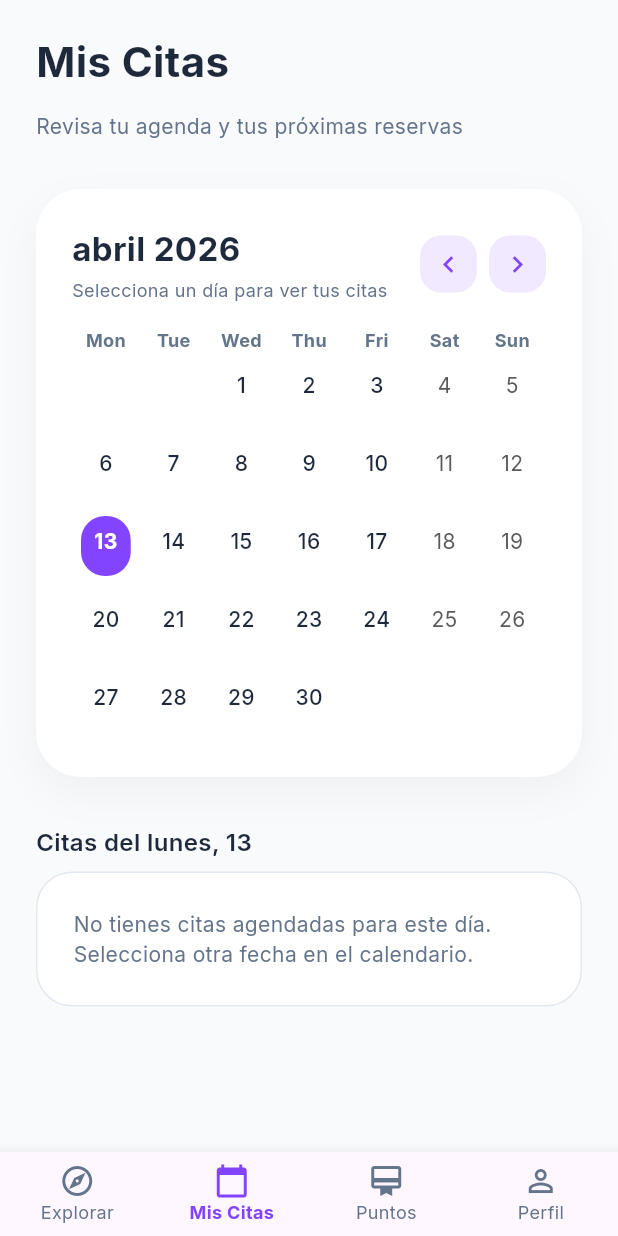
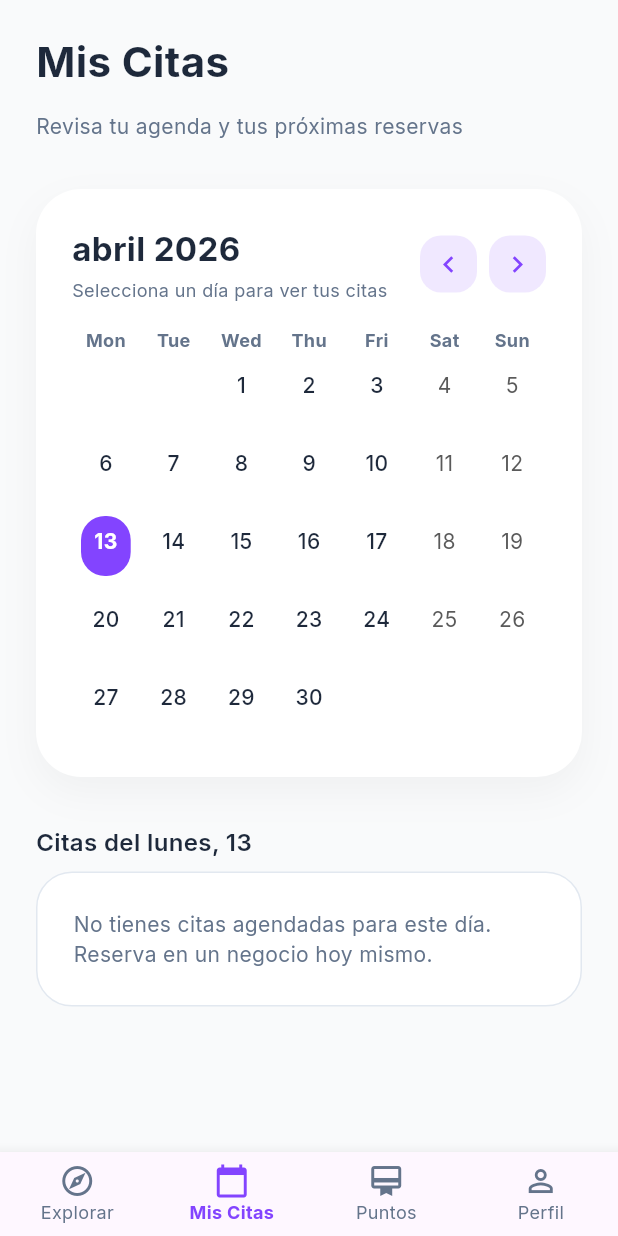
Before and after one commit to jvaldez003/sistema-gestion-servicios-multiplataforma, a Flutter app: the screen it shows once a user with an empty profile is signed in, item 2 of the bottom bar chosen, on a phone screen of 412 x 824 dp. Run offline on Flutter 3.47's test engine with Material 3 defaults, Android fonts, the light colour scheme and no system bars; drawn by our look-alikes of table_calendar; our stand-ins replace cloud_firestore, firebase_auth, firebase_core, flutter_riverpod, font_awesome_flutter, google_fonts and 2 more; accounts and stored records are empty.

Commit message:
se hicieros ajsutes para mejor el desbordamiento y se implemento la reserva de citas

```diff
--- /dev/null
+++ b/lib/features/home/domain/models/booking.dart
@@ -0,0 +1,70 @@
+import 'package:cloud_firestore/cloud_firestore.dart';
+
+enum BookingStatus {
+  pending,
+  confirmed,
+  cancelled,
+  completed,
+}
+
+class Booking {
+  final String id;
+  final String businessId;
+  final String businessName;
+  final String userId;
+  final String userName;
+  final String serviceName;
+  final double price;
+  final DateTime date;
+  final String time;
+  final BookingStatus status;
+  final DateTime createdAt;
+
+  Booking({
+    required this.id,
+    required this.businessId,
+    required this.businessName,
+    required this.userId,
+    required this.userName,
+    required this.serviceName,
+    required this.price,
+    required this.date,
+    required this.time,
+    this.status = BookingStatus.pending,
+    DateTime? createdAt,
+  }) : createdAt = createdAt ?? DateTime.now();
+
+  Map<String, dynamic> toMap() {
+    return {
+      'businessId': businessId,
+      'businessName': businessName,
+      'userId': userId,
+      'userName': userName,
+      'serviceName': serviceName,
+      'price': price,
+      'date': Timestamp.fromDate(date),
+      'time': time,
+      'status': status.name,
+      'createdAt': FieldValue.serverTimestamp(),
+    };
+  }
+
+  factory Booking.fromMap(String id, Map<String, dynamic> map) {
+    return Booking(
+      id: id,
+      businessId: map['businessId'] ?? '',
+      businessName: map['businessName'] ?? '',
+      userId: map['userId'] ?? '',
+      userName: map['userName'] ?? '',
+      serviceName: map['serviceName'] ?? '',
+      price: (map['price'] ?? 0.0).toDouble(),
+      date: (map['date'] as Timestamp).toDate(),
+      time: map['time'] ?? '',
+      status: BookingStatus.values.firstWhere(
+        (e) => e.name == map['status'],
+        orElse: () => BookingStatus.pending,
+      ),
+      createdAt: (map['createdAt'] as Timestamp?)?.toDate(),
+    );
+  }
+}
--- /dev/null
+++ b/lib/features/home/presentation/providers/booking_providers.dart
@@ -0,0 +1,20 @@
+import 'package:flutter_riverpod/flutter_riverpod.dart';
+import 'package:sistema_gestion_servicios_multiplataforma/features/home/data/repositories/firebase_booking_repository.dart';
+import 'package:sistema_gestion_servicios_multiplataforma/features/home/domain/models/booking.dart';
+import 'package:sistema_gestion_servicios_multiplataforma/features/auth/presentation/providers/auth_providers.dart';
+
+final bookingRepositoryProvider = Provider<FirebaseBookingRepository>((ref) {
+  return FirebaseBookingRepository();
+});
+
+final userBookingsProvider = StreamProvider<List<Booking>>((ref) {
+  final authState = ref.watch(authStateProvider);
+  final user = authState.value;
+  if (user == null) return Stream.value([]);
+
+  return ref.watch(bookingRepositoryProvider).getUserBookings(user.id);
+});
+
+final businessBookingsProvider = StreamProvider.family<List<Booking>, String>((ref, businessId) {
+  return ref.watch(bookingRepositoryProvider).getBusinessBookings(businessId);
+});
--- a/lib/features/home/presentation/widgets/appointments_tab.dart
+++ b/lib/features/home/presentation/widgets/appointments_tab.dart
@@ -1,35 +1,24 @@
 import 'package:flutter/material.dart';
+import 'package:flutter_riverpod/flutter_riverpod.dart';
 import 'package:intl/intl.dart';
 import 'package:table_calendar/table_calendar.dart';
 
 import '../../../../core/theme/app_colors.dart';
 import '../../../../core/theme/app_spacing.dart';
 import '../../../../core/theme/app_typography.dart';
+import '../providers/booking_providers.dart';
+import '../../domain/models/booking.dart';
 
-class AppointmentsTab extends StatefulWidget {
+class AppointmentsTab extends ConsumerStatefulWidget {
   const AppointmentsTab({super.key});
 
   @override
-  State<AppointmentsTab> createState() => _AppointmentsTabState();
+  ConsumerState<AppointmentsTab> createState() => _AppointmentsTabState();
 }
 
-class _AppointmentsTabState extends State<AppointmentsTab> {
+class _AppointmentsTabState extends ConsumerState<AppointmentsTab> {
   DateTime _focusedDay = DateTime.now();
   DateTime _selectedDate = DateTime.now();
-
-  // El calendario es de solo lectura. Las citas deben venir de datos reales,
-  // no se generan ni se crean aquí en el widget.
-  final Map<DateTime, List<Appointment>> _appointments = {};
-
-  // Devuelve las citas que corresponden a la fecha actualmente seleccionada.
-  List<Appointment> get _selectedAppointments {
-    return _appointments[_normalizeDate(_selectedDate)] ?? [];
-  }
-
-  // TableCalendar usa este cargador de eventos para marcar fechas con citas.
-  List<Appointment> _getEventsForDay(DateTime day) {
-    return _appointments[_normalizeDate(day)] ?? [];
-  }
 
   DateTime _normalizeDate(DateTime date) {
     return DateTime(date.year, date.month, date.day);
@@ -37,7 +26,6 @@ class _AppointmentsTabState extends State<AppointmentsTab> {
 
   void _changeMonth(int offset) {
     setState(() {
-      // Cambia el mes mostrado en el calendario cuando el usuario toca los chevrons.
       _focusedDay = DateTime(
         _focusedDay.year,
         _focusedDay.month + offset,
@@ -48,7 +36,6 @@ class _AppointmentsTabState extends State<AppointmentsTab> {
   }
 
   Widget _buildChevronButton(IconData icon, VoidCallback onTap) {
-    // Botón de navegación para mover el calendario un mes atrás o adelante.
     return InkWell(
       onTap: onTap,
       borderRadius: BorderRadius.circular(14),
@@ -56,7 +43,7 @@ class _AppointmentsTabState extends State<AppointmentsTab> {
         width: 38,
         height: 38,
         decoration: BoxDecoration(
-          color: AppColors.primary.withValues(alpha: 0.12),
+          color: AppColors.primary.withOpacity(0.12),
           borderRadius: BorderRadius.circular(14),
         ),
         child: Icon(icon, color: AppColors.primary, size: 22),
@@ -66,10 +53,23 @@ class _AppointmentsTabState extends State<AppointmentsTab> {
 
   @override
   Widget build(BuildContext context) {
-    // Construye la pestaña completa de Mis Citas,
-    // incluyendo el calendario y el listado de citas del día seleccionado.
+    final bookingsAsync = ref.watch(userBookingsProvider);
+
     return SafeArea(
-      child: CustomScrollView(
+      child: bookingsAsync.when(
+        data: (bookings) {
+          final appointmentsMap = <DateTime, List<Booking>>{};
+          for (var booking in bookings) {
+            final date = _normalizeDate(booking.date);
+            if (appointmentsMap[date] == null) {
+              appointmentsMap[date] = [];
+            }
+            appointmentsMap[date]!.add(booking);
+          }
+
+          final selectedAppointments = appointmentsMap[_normalizeDate(_selectedDate)] ?? [];
+
+          return CustomScrollView(
             slivers: [
               SliverToBoxAdapter(
                 child: Padding(
@@ -87,19 +87,23 @@ class _AppointmentsTabState extends State<AppointmentsTab> {
                         style: AppTypography.bodyMedium,
                       ),
                       const SizedBox(height: AppSpacing.xl),
-                  _buildCalendarCard(context),
+                      _buildCalendarCard(context, appointmentsMap),
                       const SizedBox(height: AppSpacing.xl),
-                  _buildScheduleSection(),
+                      _buildScheduleSection(selectedAppointments),
                     ],
                   ),
                 ),
               ),
             ],
+          );
+        },
+        loading: () => const Center(child: CircularProgressIndicator()),
+        error: (err, stack) => Center(child: Text('Error: $err')),
       ),
     );
   }
 
-  Widget _buildCalendarCard(BuildContext context) {
+  Widget _buildCalendarCard(BuildContext context, Map<DateTime, List<Booking>> appointmentsMap) {
     return Container(
       width: double.infinity,
       padding: const EdgeInsets.all(AppSpacing.lg),
@@ -108,7 +112,7 @@ class _AppointmentsTabState extends State<AppointmentsTab> {
         borderRadius: BorderRadius.circular(30),
         boxShadow: [
           BoxShadow(
-            color: Colors.black.withValues(alpha: 0.04),
+            color: Colors.black.withOpacity(0.04),
             blurRadius: 22,
             offset: const Offset(0, 10),
           ),
@@ -118,7 +122,7 @@ class _AppointmentsTabState extends State<AppointmentsTab> {
         children: [
           _buildCalendarHeader(context),
           const SizedBox(height: AppSpacing.md),
-          TableCalendar<Appointment>(
+          TableCalendar<Booking>(
             firstDay: DateTime.utc(2020, 1, 1),
             lastDay: DateTime.utc(2030, 12, 31),
             focusedDay: _focusedDay,
@@ -149,7 +153,7 @@ class _AppointmentsTabState extends State<AppointmentsTab> {
             ),
             calendarStyle: CalendarStyle(
               markersMaxCount: 1,
-              markerDecoration: BoxDecoration(
+              markerDecoration: const BoxDecoration(
                 color: AppColors.primary,
                 shape: BoxShape.circle,
               ),
@@ -158,7 +162,7 @@ class _AppointmentsTabState extends State<AppointmentsTab> {
                 borderRadius: BorderRadius.circular(16),
               ),
               todayDecoration: BoxDecoration(
-                color: AppColors.primary.withValues(alpha: 0.12),
+                color: AppColors.primary.withOpacity(0.12),
                 borderRadius: BorderRadius.circular(16),
               ),
               outsideDaysVisible: false,
@@ -176,7 +180,7 @@ class _AppointmentsTabState extends State<AppointmentsTab> {
               ),
               cellPadding: const EdgeInsets.only(bottom: 6),
             ),
-            calendarBuilders: CalendarBuilders<Appointment>(
+            calendarBuilders: CalendarBuilders<Booking>(
               markerBuilder: (context, date, events) {
                 if (events.isEmpty) return const SizedBox.shrink();
                 return Positioned(
@@ -184,7 +188,7 @@ class _AppointmentsTabState extends State<AppointmentsTab> {
                   child: Container(
                     width: 6,
                     height: 6,
-                    decoration: BoxDecoration(
+                    decoration: const BoxDecoration(
                       color: AppColors.primary,
                       shape: BoxShape.circle,
                     ),
@@ -192,7 +196,7 @@ class _AppointmentsTabState extends State<AppointmentsTab> {
                 );
               },
             ),
-            eventLoader: _getEventsForDay,
+            eventLoader: (day) => appointmentsMap[_normalizeDate(day)] ?? [],
           ),
         ],
       ),
@@ -231,18 +235,19 @@ class _AppointmentsTabState extends State<AppointmentsTab> {
     );
   }
 
-  Widget _buildScheduleSection() {
-    final appointments = _selectedAppointments;
-    // Muestra la sección de horario y detalles de las citas para el día seleccionado.
+  Widget _buildScheduleSection(List<Booking> appointments) {
     return Column(
       crossAxisAlignment: CrossAxisAlignment.start,
       children: [
         Row(
           mainAxisAlignment: MainAxisAlignment.spaceBetween,
           children: [
-            Text(
+            Expanded(
+              child: Text(
                 'Citas del ${DateFormat('EEEE, d', 'es').format(_selectedDate)}',
                 style: AppTypography.titleMedium,
+                overflow: TextOverflow.ellipsis,
+              ),
             ),
             if (appointments.isNotEmpty)
               Container(
@@ -251,7 +256,7 @@ class _AppointmentsTabState extends State<AppointmentsTab> {
                   vertical: AppSpacing.xs,
                 ),
                 decoration: BoxDecoration(
-                  color: AppColors.primary.withValues(alpha: 0.12),
+                  color: AppColors.primary.withOpacity(0.12),
                   borderRadius: BorderRadius.circular(16),
                 ),
                 child: Text(
@@ -275,7 +280,7 @@ class _AppointmentsTabState extends State<AppointmentsTab> {
               border: Border.all(color: AppColors.border),
             ),
             child: Text(
-              'No tienes citas agendadas para este día. Selecciona otra fecha en el calendario.',
+              'No tienes citas agendadas para este día. Reserva en un negocio hoy mismo.',
               style: AppTypography.bodyMedium.copyWith(
                 color: AppColors.textSecondary,
               ),
@@ -285,7 +290,7 @@ class _AppointmentsTabState extends State<AppointmentsTab> {
           Column(
             children: appointments
                 .map(
-                  (appointment) => Container(
+                  (booking) => Container(
                     width: double.infinity,
                     margin: const EdgeInsets.only(bottom: AppSpacing.md),
                     padding: const EdgeInsets.all(AppSpacing.lg),
@@ -294,7 +299,7 @@ class _AppointmentsTabState extends State<AppointmentsTab> {
                       borderRadius: BorderRadius.circular(24),
                       boxShadow: [
                         BoxShadow(
-                          color: Colors.black.withValues(alpha: 0.03),
+                          color: Colors.black.withOpacity(0.03),
                           blurRadius: 18,
                           offset: const Offset(0, 8),
                         ),
@@ -306,12 +311,12 @@ class _AppointmentsTabState extends State<AppointmentsTab> {
                           width: 54,
                           height: 54,
                           decoration: BoxDecoration(
-                            color: AppColors.primary.withValues(alpha: 0.12),
+                            color: AppColors.primary.withOpacity(0.12),
                             borderRadius: BorderRadius.circular(18),
                           ),
                           child: Center(
                             child: Text(
-                              appointment.time,
+                              booking.time,
                               textAlign: TextAlign.center,
                               style: AppTypography.bodySmall.copyWith(
                                 color: AppColors.primary,
@@ -326,22 +331,33 @@ class _AppointmentsTabState extends State<AppointmentsTab> {
                             crossAxisAlignment: CrossAxisAlignment.start,
                             children: [
                               Text(
-                                appointment.service,
+                                booking.serviceName,
                                 style: AppTypography.titleMedium.copyWith(
                                   fontWeight: FontWeight.w700,
                                 ),
                               ),
                               const SizedBox(height: AppSpacing.xs),
                               Text(
-                                appointment.location,
+                                booking.businessName,
                                 style: AppTypography.bodySmall,
                               ),
                             ],
                           ),
                         ),
-                        Icon(
-                          Icons.chevron_right,
-                          color: AppColors.textSecondary,
+                        Container(
+                          padding: const EdgeInsets.symmetric(horizontal: 8, vertical: 4),
+                          decoration: BoxDecoration(
+                            color: _getStatusColor(booking.status).withOpacity(0.1),
+                            borderRadius: BorderRadius.circular(8),
+                          ),
+                          child: Text(
+                            booking.status.name.toUpperCase(),
+                            style: TextStyle(
+                              fontSize: 10,
+                              fontWeight: FontWeight.bold,
+                              color: _getStatusColor(booking.status),
+                            ),
+                          ),
                         ),
                       ],
                     ),
@@ -352,16 +368,17 @@ class _AppointmentsTabState extends State<AppointmentsTab> {
       ],
     );
   }
+
+  Color _getStatusColor(BookingStatus status) {
+    switch (status) {
+      case BookingStatus.pending:
+        return Colors.orange;
+      case BookingStatus.confirmed:
+        return Colors.green;
+      case BookingStatus.cancelled:
+        return Colors.red;
+      case BookingStatus.completed:
+        return Colors.blue;
     }
-
-class Appointment {
-  final String time;
-  final String service;
-  final String location;
-
-  Appointment({
-    required this.time,
-    required this.service,
-    required this.location,
-  });
   }
+}
```
Also changed, not shown: lib/features/home/data/repositories/firebase_booking_repository.dart (added, +45 -0 lines), lib/features/home/domain/repositories/booking_repository.dart (added, +8 -0 lines), lib/features/home/presentation/screens/booking_screen.dart (added, +287 -0 lines), lib/features/home/presentation/screens/business_profile_screen.dart (+13 -3 lines), lib/features/home/presentation/widgets/business_card.dart (+12 -2 lines), 1 other file. Lines whose indentation alone changed are shown as unchanged.
